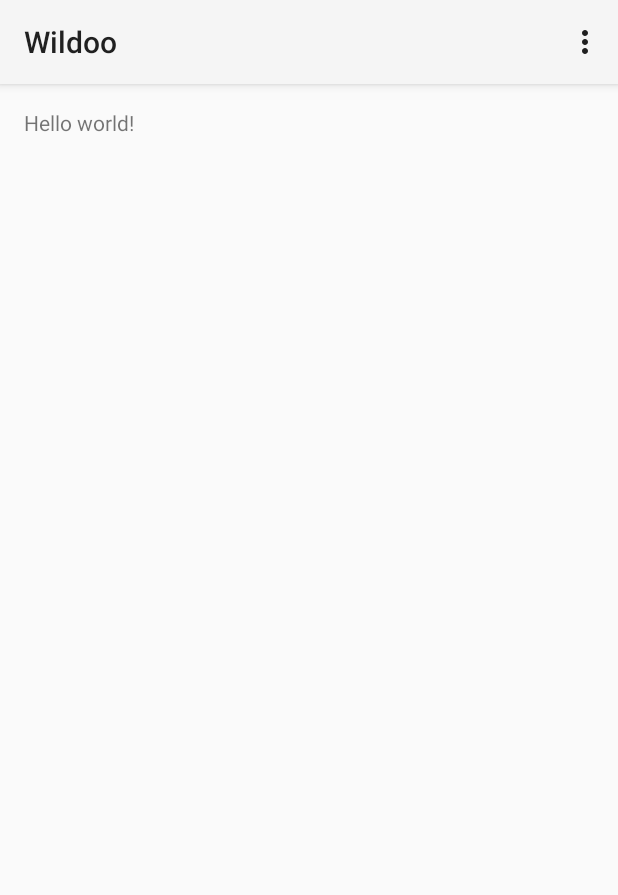
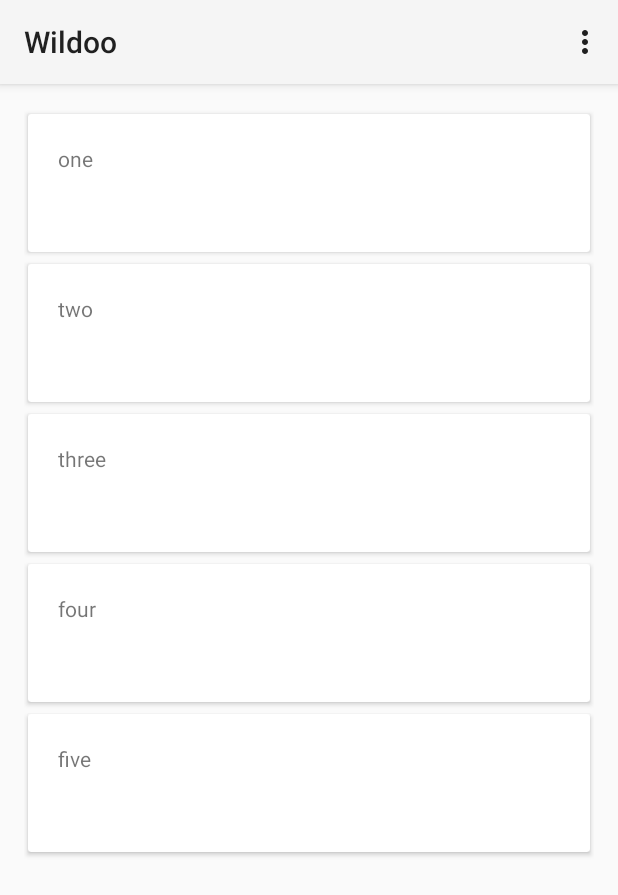
Before and after one commit to Epipong/wildoo, an Android app: the screen it shows after launch (MainActivity), on a phone screen of 412 x 824 dp. Shown: the top 895 px of the screen. Run offline under Robolectric (Android 15) with nearby library versions, the phone set to English and light mode, and no system bars.

Commit message:
Add CardViews to main Activity

```diff
--- a/app/build.gradle
+++ b/app/build.gradle
@@ -24,4 +24,6 @@ dependencies {
     wearApp project(':wear')
     compile 'com.google.android.gms:play-services:6.5.87'
     compile 'com.android.support:support-v4:21.0.3'
+    compile 'com.android.support:cardview-v7:+'
+    compile 'com.android.support:recyclerview-v7:+'
 }
--- /dev/null
+++ b/app/src/main/java/com/davy/adrien/wildoo/CardsAdapter.java
@@ -0,0 +1,51 @@
+package com.davy.adrien.wildoo;
+
+
+import android.support.v7.widget.CardView;
+import android.support.v7.widget.RecyclerView;
+import android.view.LayoutInflater;
+import android.view.ViewGroup;
+import android.widget.TextView;
+
+public class CardsAdapter extends RecyclerView.Adapter<CardsAdapter.ViewHolder> {
+
+    private String[] data;
+
+    public static class ViewHolder extends RecyclerView.ViewHolder
+    {
+        public CardView mCardView;
+        public ViewHolder(CardView v)
+        {
+            super(v);
+            mCardView = v;
+        }
+    }
+
+    public CardsAdapter(String[] data)
+    {
+        this.data = data;
+    }
+
+    @Override
+    public CardsAdapter.ViewHolder onCreateViewHolder(ViewGroup parent, int viewType)
+    {
+        CardView v = (CardView) LayoutInflater.from(parent.getContext())
+                                              .inflate(R.layout.task_card_view, parent, false);
+
+        ViewHolder vh = new ViewHolder(v);
+        return vh;
+    }
+
+    @Override
+    public void onBindViewHolder(ViewHolder holder, int position)
+    {
+        ((TextView) holder.mCardView.findViewById(R.id.task_name))
+                .setText(data[position]);
+    }
+
+    @Override
+    public int getItemCount()
+    {
+        return data.length;
+    }
+}
--- a/app/src/main/java/com/davy/adrien/wildoo/MainActivity.java
+++ b/app/src/main/java/com/davy/adrien/wildoo/MainActivity.java
@@ -3,16 +3,33 @@ package com.davy.adrien.wildoo;
 import android.app.Activity;
 import android.content.Intent;
 import android.os.Bundle;
+import android.support.v7.widget.LinearLayoutManager;
+import android.support.v7.widget.RecyclerView;
 import android.view.Menu;
 import android.view.MenuItem;
 
 
 public class MainActivity extends Activity {
 
-    @Override
+    private RecyclerView mRecyclerView;
+    private RecyclerView.LayoutManager mLayoutManager;
+    private RecyclerView.Adapter mAdapter;
+
     protected void onCreate(Bundle savedInstanceState) {
         super.onCreate(savedInstanceState);
         setContentView(R.layout.activity_main);
+
+        mRecyclerView = (RecyclerView) findViewById(R.id.recycler_view);
+
+        mLayoutManager = new LinearLayoutManager(this);
+        mRecyclerView.setLayoutManager(mLayoutManager);
+
+        String[] data = {"one", "two", "three", "four", "five"};
+
+        mAdapter = new CardsAdapter(data);
+        mRecyclerView.setAdapter(mAdapter);
+
+
     }
 
 
--- a/app/src/main/res/layout/activity_main.xml
+++ b/app/src/main/res/layout/activity_main.xml
@@ -1,11 +1,14 @@
-<RelativeLayout xmlns:android="http://schemas.android.com/apk/res/android"
+<LinearLayout xmlns:android="http://schemas.android.com/apk/res/android"
     xmlns:tools="http://schemas.android.com/tools" android:layout_width="match_parent"
     android:layout_height="match_parent" android:paddingLeft="@dimen/activity_horizontal_margin"
     android:paddingRight="@dimen/activity_horizontal_margin"
     android:paddingTop="@dimen/activity_vertical_margin"
     android:paddingBottom="@dimen/activity_vertical_margin" tools:context=".MainActivity">
 
-    <TextView android:text="@string/hello_world" android:layout_width="wrap_content"
-        android:layout_height="wrap_content" />
+    <android.support.v7.widget.RecyclerView
+        android:id="@+id/recycler_view"
+        android:layout_width="match_parent"
+        android:scrollbars="vertical"
+        android:layout_height="match_parent" />
 
-</RelativeLayout>
+</LinearLayout>
--- /dev/null
+++ b/app/src/main/res/layout/task_card_view.xml
@@ -0,0 +1,15 @@
+<?xml version="1.0" encoding="utf-8"?>
+<android.support.v7.widget.CardView
+    xmlns:android="http://schemas.android.com/apk/res/android"
+    xmlns:card_view="http://schemas.android.com/apk/res-auto"
+    android:layout_width="match_parent"
+    android:layout_height="100dp"
+    card_view:cardUseCompatPadding="true" >
+
+    <TextView
+        android:layout_width="match_parent"
+        android:layout_height="match_parent"
+        android:id="@+id/task_name"
+        android:padding="20dp"
+        />
+</android.support.v7.widget.CardView>
```
Also changed, not shown: 1 other file.
